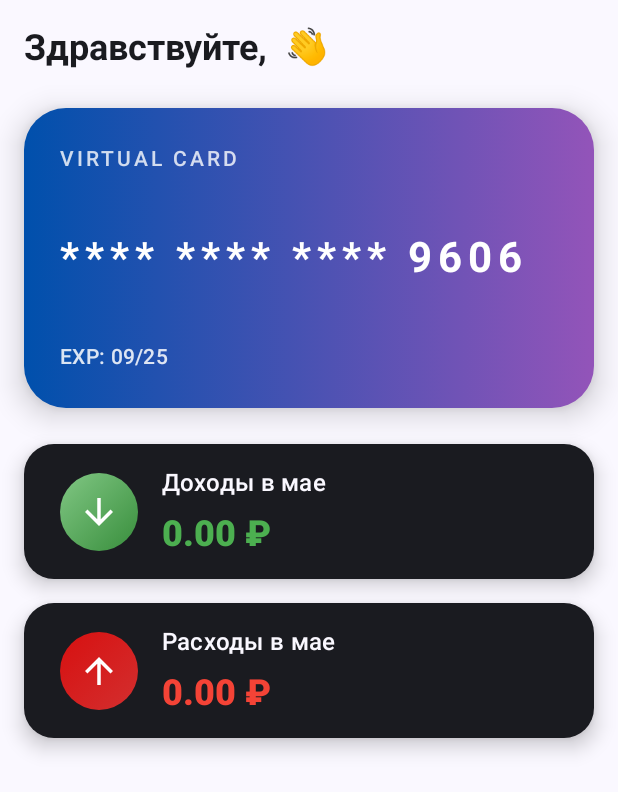
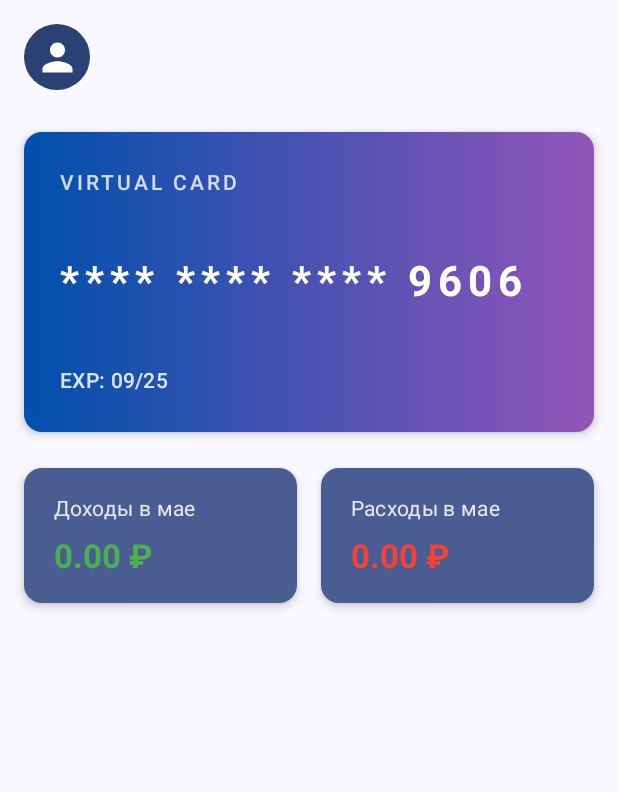
Before and after one commit to NiceGuy0107/FamilyBydgetApp, an Android app built with Jetpack Compose: the composable HomeScreen called with empty values, on a phone screen of 412 x 824 dp. Shown: the top 792 px of the screen. Run offline under Robolectric (Android 15) with nearby library versions, the phone set to English and light mode, and no system bars; 1 statement that could not run was skipped.

Commit message:
Edited whole application 1

```diff
--- a/app/src/main/java/com/example/familybudget/ui/screens/HomeScreen.kt
+++ b/app/src/main/java/com/example/familybudget/ui/screens/HomeScreen.kt
@@ -10,12 +10,14 @@ import androidx.compose.foundation.isSystemInDarkTheme
 import androidx.compose.material.icons.Icons
 import androidx.compose.material.icons.filled.ArrowDownward
 import androidx.compose.material.icons.filled.ArrowUpward
+import androidx.compose.material.icons.filled.Person
 import androidx.compose.material3.*
 import androidx.compose.runtime.Composable
 import androidx.compose.runtime.remember
 import androidx.compose.ui.Alignment
 import androidx.compose.ui.Modifier
 import androidx.compose.ui.draw.clip
+import androidx.compose.ui.draw.shadow
 import androidx.compose.ui.graphics.Brush
 import androidx.compose.ui.graphics.Color
 import androidx.compose.ui.graphics.vector.ImageVector
@@ -45,20 +47,46 @@ fun HomeScreen(username: String, transactions: List<TransactionDto>) {
         horizontalAlignment = Alignment.CenterHorizontally
     ) {
         // Приветствие
-        Text(
-            text = "Здравствуйте, $username 👋",
-            style = MaterialTheme.typography.headlineSmall.copy(fontWeight = FontWeight.Bold),
-            modifier = Modifier.fillMaxWidth(),
-            textAlign = TextAlign.Start
-        )
+        Row(
+            modifier = Modifier
+                .fillMaxWidth()
+                .padding(bottom = 4.dp),
+            verticalAlignment = Alignment.CenterVertically
+        ) {
+            Box(
+                modifier = Modifier
+                    .size(44.dp)
+                    .clip(CircleShape)
+                    .background(MaterialTheme.colorScheme.primary),
+                contentAlignment = Alignment.Center
+            ) {
+                Icon(
+                    imageVector = Icons.Default.Person,
+                    contentDescription = null,
+                    tint = Color.White,
+                    modifier = Modifier.size(30.dp)
+                )
+            }
+            Spacer(modifier = Modifier.width(8.dp))
+            Text(
+                text = username,
+                style = MaterialTheme.typography.headlineMedium.copy(fontWeight = FontWeight.Bold),
+                color = MaterialTheme.colorScheme.onBackground
+            )
+        }
 
         // Карта
         Card(
             modifier = Modifier
                 .fillMaxWidth()
-                .height(200.dp),
-            shape = RoundedCornerShape(28.dp),
-            elevation = CardDefaults.cardElevation(12.dp),
+                .height(200.dp)
+                .shadow(
+                    elevation = 4.dp,
+                    shape = RoundedCornerShape(12.dp),
+                    clip = false
+                ),
+            shape = RoundedCornerShape(12.dp),
+            elevation = CardDefaults.cardElevation(0.dp),
             colors = CardDefaults.cardColors(containerColor = Color.Transparent)
         ) {
             Box(
@@ -101,13 +129,6 @@ fun HomeScreen(username: String, transactions: List<TransactionDto>) {
                             style = MaterialTheme.typography.bodyMedium,
                             fontWeight = FontWeight.Medium
                         )
-                        Text(
-                            text = username.uppercase(),
-                            color = Color.White.copy(alpha = 0.85f),
-                            style = MaterialTheme.typography.bodyMedium,
-                            fontWeight = FontWeight.Medium,
-                            letterSpacing = 1.sp
-                        )
                     }
                 }
             }
@@ -139,90 +160,62 @@ fun SummarySection(totalIncome: Double, totalExpense: Double) {
         }
     }
 
-    Column(
-        modifier = Modifier.fillMaxWidth(),
-        verticalArrangement = Arrangement.spacedBy(16.dp)
+    Row(
+        modifier = Modifier
+            .fillMaxWidth(),
+        horizontalArrangement = Arrangement.spacedBy(16.dp)
     ) {
-        SummaryCard(
+        SummaryValueBlock(
             label = "Доходы в $currentMonth",
             amount = totalIncome,
-            icon = Icons.Default.ArrowDownward,
-            iconBackground = Color(0xFF1E7711),
-            gradientColors = listOf(Color(0xFF81C784), Color(0xFF388E3C))
+            amountColor = Color(0xFF4CAF50),
+            modifier = Modifier.weight(1f)
         )
-        SummaryCard(
+        SummaryValueBlock(
             label = "Расходы в $currentMonth",
             amount = totalExpense,
-            icon = Icons.Default.ArrowUpward,
-            iconBackground = Color(0xFF881212),
-            gradientColors = listOf(Color(0xFFD71010), Color(0xFFD32F2F))
+            amountColor = Color(0xFFF44336),
+            modifier = Modifier.weight(1f)
         )
     }
 }
 
 @Composable
-fun SummaryCard(
-    label: String,
-    amount: Double,
-    icon: ImageVector,
-    iconBackground: Color,
-    gradientColors: List<Color>
-) {
-    val isDarkTheme = isSystemInDarkTheme()
-    val cardColor = if (isDarkTheme) MaterialTheme.colorScheme.surface else MaterialTheme.colorScheme.onSurface
-    val textColor = if (isDarkTheme) MaterialTheme.colorScheme.onSurface else MaterialTheme.colorScheme.surface
-    val amountColor = if (icon == Icons.Default.ArrowDownward) Color(0xFF4CAF50) else Color(0xFFF44336)
-
+fun SummaryValueBlock(label: String, amount: Double, amountColor: Color, modifier: Modifier = Modifier) {
+    // Фон rgb(73,93,146)
     Card(
-        modifier = Modifier
-            .fillMaxWidth()
-            .height(90.dp),
-        shape = RoundedCornerShape(20.dp),
-        elevation = CardDefaults.cardElevation(8.dp),
-        colors = CardDefaults.cardColors(containerColor = cardColor)
+        modifier = modifier
+            .height(90.dp)
+            .shadow(
+                elevation = 4.dp,
+                shape = RoundedCornerShape(12.dp),
+                clip = false
+            ),
+        shape = RoundedCornerShape(12.dp),
+        elevation = CardDefaults.cardElevation(0.dp),
+        colors = CardDefaults.cardColors(containerColor = Color(0xFF495D92))
     ) {
-        Row(
-            modifier = Modifier
-                .fillMaxSize()
-                .padding(horizontal = 24.dp),
-            verticalAlignment = Alignment.CenterVertically,
-            horizontalArrangement = Arrangement.SpaceBetween
+        Box(
+            modifier = Modifier.fillMaxSize()
         ) {
-            Box(
+            Column(
                 modifier = Modifier
-                    .size(52.dp)
-                    .clip(CircleShape)
-                    .background(
-                        brush = Brush.linearGradient(gradientColors)
-                    ),
-                contentAlignment = Alignment.Center
-            ) {
-                Icon(
-                    imageVector = icon,
-                    contentDescription = null,
-                    tint = Color.White,
-                    modifier = Modifier.size(28.dp)
-                )
-            }
-
-            Spacer(modifier = Modifier.width(16.dp))
-
-            Column(
-                modifier = Modifier.weight(1f)
+                    .fillMaxSize()
+                    .background(Color.Transparent)
+                    .padding(horizontal = 20.dp, vertical = 16.dp),
+                verticalArrangement = Arrangement.Center
             ) {
                 Text(
                     text = label,
-                    style = MaterialTheme.typography.titleMedium.copy(
-                        color = textColor,
-                        fontWeight = FontWeight.Medium
-                    )
+                    style = MaterialTheme.typography.bodyMedium,
+                    color = Color.White.copy(alpha = 0.85f)
                 )
-                Spacer(modifier = Modifier.height(6.dp))
+                Spacer(modifier = Modifier.height(8.dp))
                 Text(
                     text = "%.2f ₽".format(amount),
-                    style = MaterialTheme.typography.headlineSmall.copy(
+                    style = MaterialTheme.typography.titleLarge.copy(
                         color = amountColor,
-                        fontWeight = FontWeight.ExtraBold
+                        fontWeight = FontWeight.Bold
                     )
                 )
             }
--- a/app/src/main/java/com/example/familybudget/ui/screens/tabs/SettingsTab.kt
+++ b/app/src/main/java/com/example/familybudget/ui/screens/tabs/SettingsTab.kt
@@ -159,22 +159,7 @@ fun SettingsTab(
     }
 
     Scaffold(
-        bottomBar = {
-            OutlinedButton(
-                onClick = onLogout,
-                modifier = Modifier
-                    .fillMaxWidth()
-                    .padding(16.dp),
-                shape = RoundedCornerShape(16.dp),
-                border = BorderStroke(1.dp, MaterialTheme.colorScheme.primary)
-            ) {
-                Text(
-                    stringResource(R.string.logout),
-                    color = MaterialTheme.colorScheme.primary,
-                    fontWeight = FontWeight.Bold
-                )
-            }
-        }
+        // bottomBar убран, кнопка перенесена внутрь Card
     ) { padding ->
         Column(
             modifier = Modifier
@@ -191,7 +176,7 @@ fun SettingsTab(
                 modifier = Modifier.fillMaxWidth(),
                 shape = RoundedCornerShape(16.dp),
                 colors = CardDefaults.cardColors(containerColor = MaterialTheme.colorScheme.surface),
-                elevation = CardDefaults.cardElevation(4.dp)
+                elevation = CardDefaults.cardElevation(0.dp)
             ) {
                 Column(modifier = Modifier.padding(vertical = 8.dp)) {
                     SettingItem(
@@ -212,8 +197,27 @@ fun SettingsTab(
                     )
                 }
 
-                Spacer(modifier = Modifier.height(24.dp))
+                // Новый заголовок "Аккаунт"
+                Text(
+                    text = "Аккаунт",
+                    style = MaterialTheme.typography.titleLarge.copy(fontWeight = FontWeight.Bold),
+                    modifier = Modifier.padding(top = 24.dp, bottom = 16.dp)
+                )
 
+                OutlinedButton(
+                    onClick = onLogout,
+                    modifier = Modifier
+                        .fillMaxWidth()
+                        .padding(bottom = 12.dp),
+                    shape = RoundedCornerShape(16.dp),
+                    border = BorderStroke(1.dp, MaterialTheme.colorScheme.primary)
+                ) {
+                    Text(
+                        stringResource(R.string.logout),
+                        color = MaterialTheme.colorScheme.primary,
+                        fontWeight = FontWeight.Bold
+                    )
+                }
                 OutlinedButton(
                     onClick = { showDeleteDialog = true },
                     modifier = Modifier.fillMaxWidth(),
```
